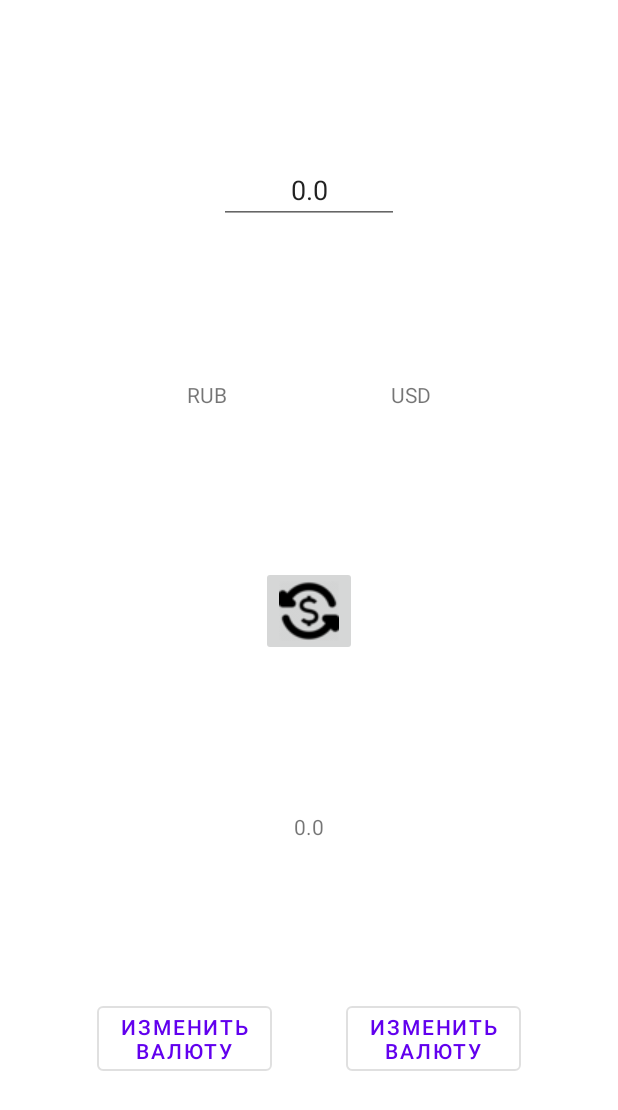
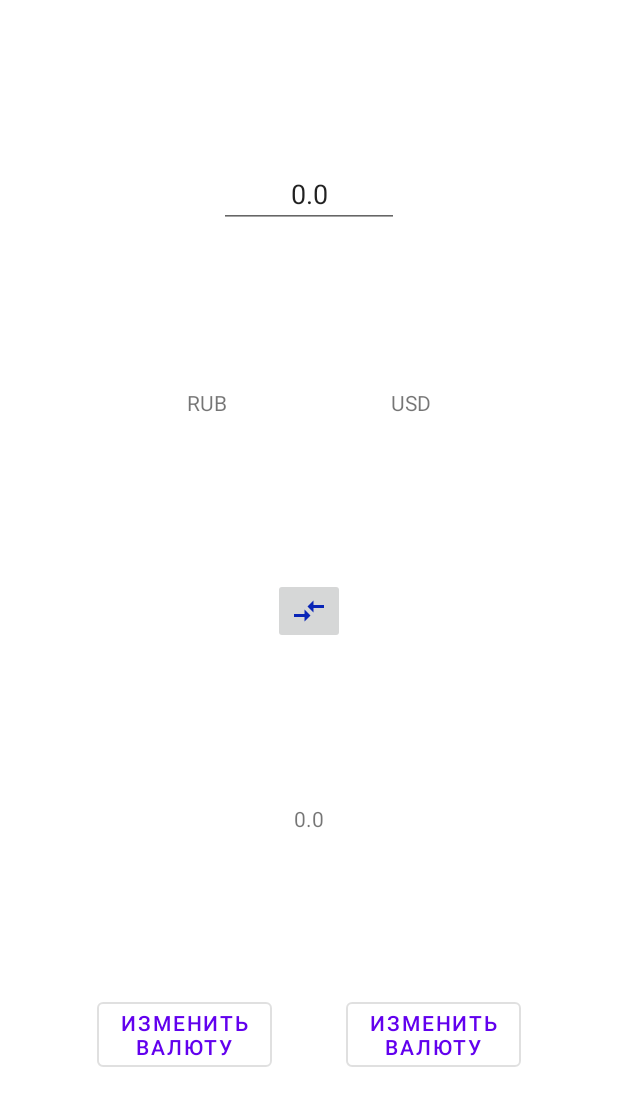
Before and after one commit to MardokUA/MoneyConvertor, an Android app: the layout fragment_convert.xml on its own in the app's theme, with its tools: preview values and no code run, on a phone screen of 412 x 824 dp. Shown: the top 1110 px of the screen. Run offline under Robolectric (Android 15) with nearby library versions, the phone set to English and light mode, and no system bars.

Commit message:
Added sharedPreferences and changed icon for imageButton.

```diff
--- /dev/null
+++ b/app/src/main/res/drawable/ic_change_currency_24.xml
@@ -0,0 +1,5 @@
+<vector android:height="24dp" android:tint="#0925B7"
+    android:viewportHeight="24" android:viewportWidth="24"
+    android:width="24dp" xmlns:android="http://schemas.android.com/apk/res/android">
+    <path android:fillColor="@android:color/white" android:pathData="M9.01,14H2v2h7.01v3L13,15l-3.99,-4V14zM14.99,13v-3H22V8h-7.01V5L11,9L14.99,13z"/>
+</vector>
--- a/app/src/main/res/layout/fragment_convert.xml
+++ b/app/src/main/res/layout/fragment_convert.xml
@@ -113,6 +113,6 @@
             app:layout_constraintStart_toEndOf="@id/contentStart"
             app:layout_constraintTop_toBottomOf="@+id/textViewLeft"
             app:layout_constraintVertical_bias="0.347"
-            app:srcCompat="@drawable/convert_icon" />
+            app:srcCompat="@drawable/ic_change_currency_24" />
     </androidx.constraintlayout.widget.ConstraintLayout>
 </layout>
--- a/app/src/main/res/values/strings.xml
+++ b/app/src/main/res/values/strings.xml
@@ -9,6 +9,8 @@
     <string name="hint_search_view">Поиск</string>
     <string name="search">Search</string>
     <string name="enabled_toast_message">Сначала выбирите конвертируемые валюты</string>
+    <string name="preference_file_key">com.pet.moneyconvertor.ADD_RUBLE</string>
+    <string name="add_ruble_key">addedRuble</string>
 
 
 </resources>
```
Also changed, not shown: app/src/main/java/com/pet/moneyconvertor/ui/MainActivity.kt (+40 -0 lines), app/src/main/res/drawable-v24/logo.jpg.
